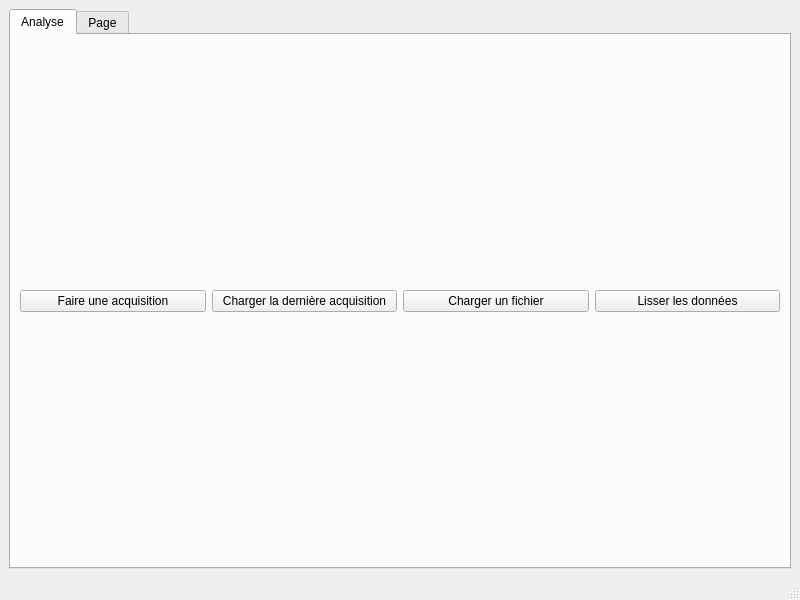
The window that interface.ui (Bastien38/wii) describes before a commit, drawn with Qt 5.
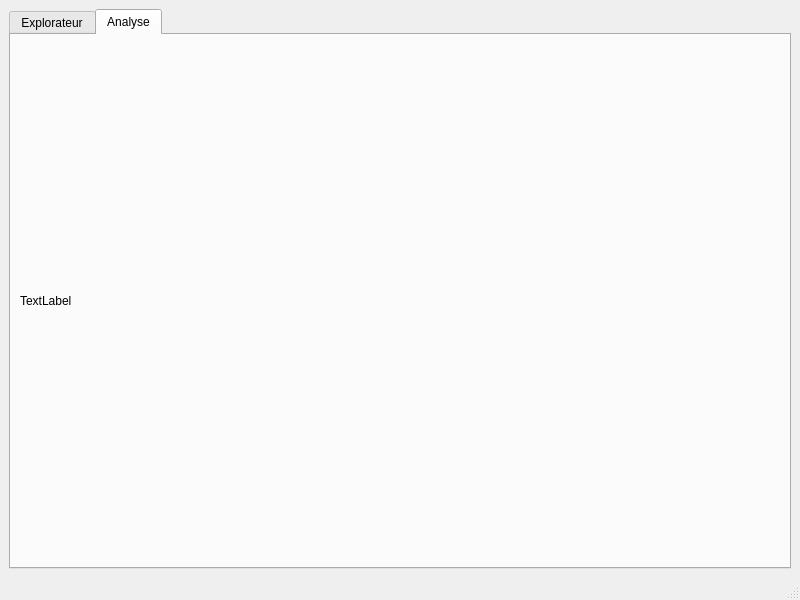
The same window after the commit. The open tabs and pages were chosen to show the change.

Commit message: fixed interface, added wizard opening to main interface

Patch:
```diff
--- a/interface.ui
+++ b/interface.ui
@@ -24,7 +24,7 @@
         </property>
         <widget class="QWidget" name="tab_2">
          <attribute name="title">
-          <string>Analyse</string>
+          <string>Explorateur</string>
          </attribute>
          <layout class="QVBoxLayout" name="verticalLayout">
           <item>
@@ -36,13 +36,6 @@
               </property>
              </widget>
             </item>
-            <item>
-             <widget class="QPushButton" name="pushButton_3">
-              <property name="text">
-               <string>Charger la dernière acquisition</string>
-              </property>
-             </widget>
-            </item>
             <item>
              <widget class="QPushButton" name="pushButton_4">
               <property name="text">
@@ -50,21 +43,23 @@
               </property>
              </widget>
             </item>
-            <item>
-             <widget class="QPushButton" name="pushButton_5">
-              <property name="text">
-               <string>Lisser les données</string>
-              </property>
-             </widget>
-            </item>
            </layout>
           </item>
          </layout>
         </widget>
         <widget class="QWidget" name="tab">
          <attribute name="title">
-          <string>Page</string>
+          <string>Analyse</string>
          </attribute>
+         <layout class="QVBoxLayout" name="verticalLayout_3">
+          <item>
+           <widget class="QLabel" name="label">
+            <property name="text">
+             <string>TextLabel</string>
+            </property>
+           </widget>
+          </item>
+         </layout>
         </widget>
        </widget>
       </item>
```
Left out of the diff: 6 changed lines with no effect on the pictures. The commit also changes 1 other file.
